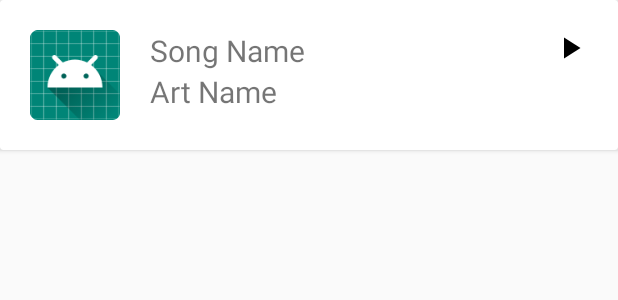
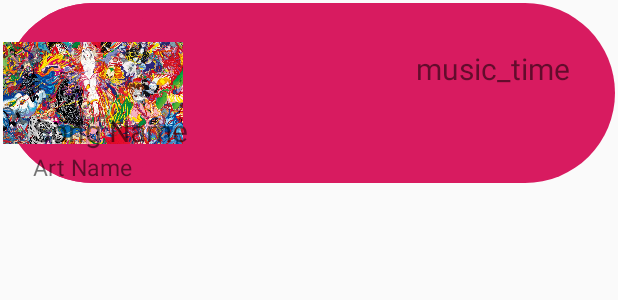
Before and after one commit to SatorionK/MediaPlayer0, an Android app: the layout row.xml on its own in the app's theme, with its tools: preview values and no code run, on a phone screen of 412 x 824 dp. Shown: the top 300 px of the screen. Run offline under Robolectric (Android 15) with nearby library versions, the phone set to English and light mode, and no system bars.

Commit message:
add：ファイル追記 再生時間

```diff
--- a/MusicPlayerprot0/app/src/main/java/com/websarva/wings/android/musicplayerprot0/Fragment_Fol.java
+++ b/MusicPlayerprot0/app/src/main/java/com/websarva/wings/android/musicplayerprot0/Fragment_Fol.java
@@ -13,6 +13,7 @@ import android.view.LayoutInflater;
 import android.view.View;
 import android.view.ViewGroup;
 
+import java.sql.Time;
 import java.util.ArrayList;
 import java.util.List;
 
@@ -63,9 +64,12 @@ public class Fragment_Fol extends Fragment {
                     String music_name = cursor.getString(cursor.getColumnIndex(MediaStore.Audio.Media.DISPLAY_NAME));
                     String art = cursor.getString(cursor.getColumnIndex(MediaStore.Audio.Media.ARTIST));
                     String uri2 = cursor.getString(cursor.getColumnIndex(MediaStore.Audio.Media.DATA));
+                    int time =  cursor.getInt(cursor.getColumnIndex(MediaStore.Audio.Media.DURATION));
+                    //ここでms→MM：SSに変更
+                    String timech = String.format("%2d:%2d", time/60000, time/1000%60);
 
                     //リストに加えていく
-                    fol_musicinfo.add(new MusicInfo(art, music_name, uri2));
+                    fol_musicinfo.add(new MusicInfo(art, music_name, uri2, timech));
 
 
                     //お作法：取得した結果に対するカーソルを次の行に移動させる
--- a/MusicPlayerprot0/app/src/main/java/com/websarva/wings/android/musicplayerprot0/MusicInfo.java
+++ b/MusicPlayerprot0/app/src/main/java/com/websarva/wings/android/musicplayerprot0/MusicInfo.java
@@ -6,26 +6,28 @@ public class MusicInfo {
     private String music_name;
     private int ing;
     private String uri;
+    private String time;
 
     //コンストラクタ
     public MusicInfo(){
 
     }
     //コンストラクタ（オーバーロード：画像なし）
-    public MusicInfo(String art, String music_name, String uri){
+    public MusicInfo(String art, String music_name, String uri, String time){
         this.art = art;
         this.music_name = music_name;
         this.uri = uri;
+        this.time = time;
     }
 
     //コンストラクタ（オーバーロード：フル）
-    public MusicInfo(String art, String music_name, int ing, String uri){
+    public MusicInfo(String art, String music_name, int ing, String uri, String time){
         this.art = art;
         this.music_name = music_name;
         this.ing = ing;
         this.uri = uri;
+        this.time = time;
     }
-
 
     //getter：アーティスト名
     public String getArt() {
@@ -41,6 +43,8 @@ public class MusicInfo {
     }
     //getter：URI
     public String getUri() {return uri;}
+    //getter：再生時間
+    public String getTimei() {return time;}
 
     //今回は活躍せず。
     //setter：アーティスト名
@@ -55,6 +59,8 @@ public class MusicInfo {
     public void setIng(int ing) {
         this.ing = ing;
     }
-
+    //setter：URI
     public void setUri(String uri) {this.uri = uri;}
+    //setter：再生時間
+    public void setTime(String time){this.time = time;}
 }
--- a/MusicPlayerprot0/app/src/main/java/com/websarva/wings/android/musicplayerprot0/RecyclerViewAdapter.java
+++ b/MusicPlayerprot0/app/src/main/java/com/websarva/wings/android/musicplayerprot0/RecyclerViewAdapter.java
@@ -42,6 +42,7 @@ public class RecyclerViewAdapter extends RecyclerView.Adapter<RecyclerViewAdapte
         myViewHolder.tv_artN.setText(mData.get(i).getArt());
         myViewHolder.tv_musicN.setText(mData.get(i).getMusic_name());
         myViewHolder.tv_img.setImageResource(mData.get(i).getIng());
+        myViewHolder.tv_time.setText(mData.get(i).getTimei());
     }
 
 
@@ -51,14 +52,15 @@ public class RecyclerViewAdapter extends RecyclerView.Adapter<RecyclerViewAdapte
         return mData.size();
     }
 
-
-
+//--------------------------------------------------------------------------------------------------
+//--------------------------------------------------------------------------------------------------
     //holderクラスの作成
     public static class MyViewHolder extends RecyclerView.ViewHolder{
-        //フィールド：アーティスト名、曲名、画像
+        //フィールド：アーティスト名、曲名、画像、再生時間
         private TextView tv_artN;
         private TextView tv_musicN;
         private ImageView tv_img;
+        private TextView tv_time;
 
         //コンストラクタ
         public MyViewHolder(View itemView){
@@ -67,10 +69,8 @@ public class RecyclerViewAdapter extends RecyclerView.Adapter<RecyclerViewAdapte
             tv_artN = itemView.findViewById(R.id.tvArtistName);
             tv_musicN = itemView.findViewById(R.id.tvSongName);
             tv_img = itemView.findViewById(R.id.img_row);
+            tv_time = itemView.findViewById(R.id.time);
         }
-
-
     }
 
-
 }
--- /dev/null
+++ b/MusicPlayerprot0/app/src/main/res/drawable/rounder_corners.xml
@@ -0,0 +1,16 @@
+<?xml version="1.0" encoding="utf-8"?>
+<selector xmlns:android="http://schemas.android.com/apk/res/android">
+    <item>
+        <shape android:shape="rectangle">
+            <corners
+                android:topRightRadius="60dp"
+                android:topLeftRadius="60dp"
+                android:bottomRightRadius="60dp"
+                android:bottomLeftRadius="60dp"
+                />
+            <solid
+                android:color="@color/colorAccent"
+                />
+        </shape>
+    </item>
+</selector>
--- a/MusicPlayerprot0/app/src/main/res/layout/fragment_fol.xml
+++ b/MusicPlayerprot0/app/src/main/res/layout/fragment_fol.xml
@@ -3,12 +3,14 @@
     xmlns:android="http://schemas.android.com/apk/res/android"
     android:layout_width="match_parent"
     android:layout_height="match_parent"
-    android:orientation="vertical">
+    android:orientation="vertical"
+    android:padding="5dp">
 
     <android.support.v7.widget.RecyclerView
         android:layout_weight="1"
         android:id="@+id/recyclerView"
         android:layout_width="match_parent"
-        android:layout_height="match_parent" />
+        android:layout_height="match_parent"
+        />
 
 </LinearLayout>
--- a/MusicPlayerprot0/app/src/main/res/layout/row.xml
+++ b/MusicPlayerprot0/app/src/main/res/layout/row.xml
@@ -1,28 +1,38 @@
 <?xml version="1.0" encoding="utf-8"?>
-<android.support.v7.widget.CardView
+<RelativeLayout
     xmlns:android="http://schemas.android.com/apk/res/android"
     xmlns:app="http://schemas.android.com/apk/res-auto"
     app:cardBackgroundColor="@android:color/white"
+    android:background="@drawable/rounder_corners"
     android:layout_width="match_parent"
-    android:layout_height="100dp">
-
-    <LinearLayout
-        android:layout_width="match_parent"
-        android:layout_height="wrap_content"
-        android:padding="20dp"
-        android:orientation="horizontal">
+    android:layout_height="120dp"
+    android:layout_margin="2dp"
+    >
 
         <ImageView
-            android:layout_width="60dp"
-            android:layout_height="60dp"
-            android:src="@mipmap/ic_launcher_round"
-            android:id="@+id/img_row"/>
+            android:layout_width="120dp"
+            android:layout_height="120dp"
+            android:src="@mipmap/amano"
+            android:id="@+id/img_row"
+            android:background="@drawable/rounder_corners"
+            />
+    <TextView
+        android:id="@+id/time"
+        android:layout_width="wrap_content"
+        android:layout_height="wrap_content"
+        android:text="music_time"
+        android:textSize="20sp"
+        android:layout_alignParentRight="true"
+        android:padding="30dp"
+        />
 
     <LinearLayout
         android:layout_width="wrap_content"
         android:layout_height="wrap_content"
+        android:layout_marginLeft="20dp"
         android:orientation="vertical"
-            android:layout_marginLeft="20dp">
+        android:layout_alignParentBottom="true"
+        >
 
         <TextView
             android:id="@+id/tvSongName"
@@ -35,20 +45,15 @@
             android:id="@+id/tvArtistName"
             android:layout_width="wrap_content"
             android:layout_height="wrap_content"
-                android:textSize="20sp"
-                android:text="Art Name" />
-        </LinearLayout>
-        <LinearLayout
-            android:gravity="end"
-            android:layout_width="match_parent"
-            android:layout_height="match_parent">
+            android:text="Art Name"
+            android:textSize="15sp" />
 
-            <ImageView
-                android:layout_width="wrap_content"
-                android:layout_height="wrap_content"
-                android:src="@drawable/play"
-                android:id="@+id/img_play"/>
+
     </LinearLayout>
 
-    </LinearLayout>
-</android.support.v7.widget.CardView>
+    <LinearLayout
+        android:layout_width="match_parent"
+        android:layout_height="match_parent"
+        android:gravity="end" />
+
+    </RelativeLayout>
--- a/MusicPlayerprot0/build.gradle
+++ b/MusicPlayerprot0/build.gradle
@@ -7,7 +7,7 @@ buildscript {
 
     }
     dependencies {
-        classpath 'com.android.tools.build:gradle:3.3.1'
+        classpath 'com.android.tools.build:gradle:3.4.1'
 
         // NOTE: Do not place your application dependencies here; they belong
         // in the individual module build.gradle files
```
Also changed, not shown: MusicPlayerprot0/app/src/main/res/mipmap-hdpi/amano.jpg (added), MusicPlayerprot0/gradle/wrapper/gradle-wrapper.properties. Lines whose indentation alone changed are shown as unchanged.
